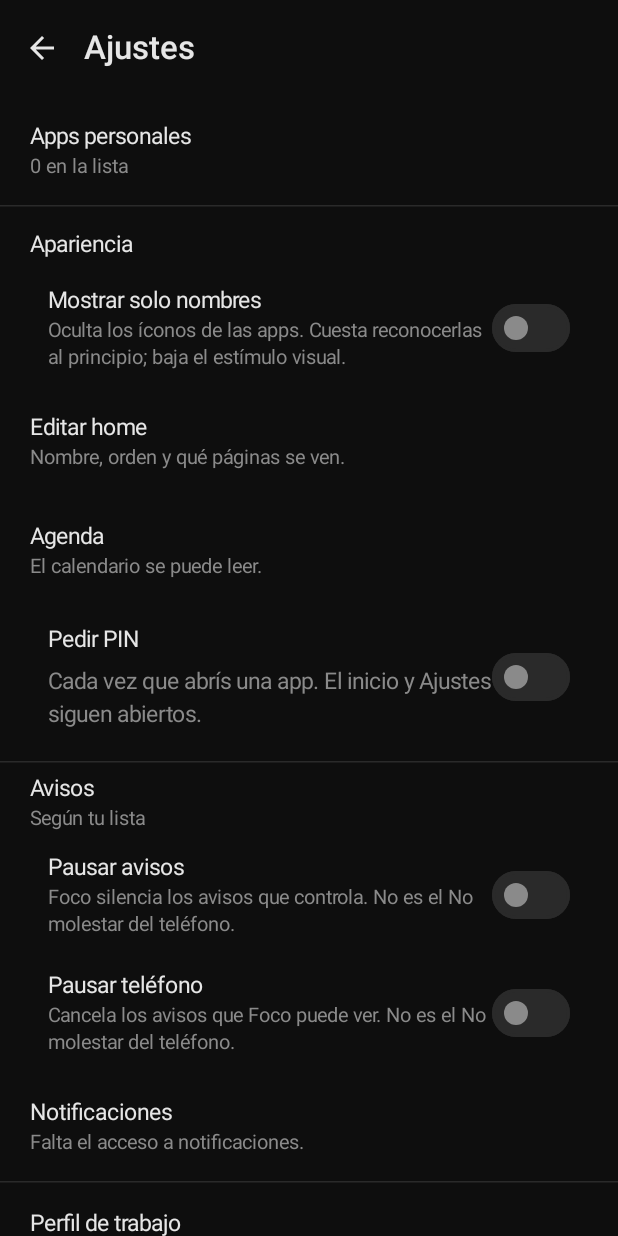
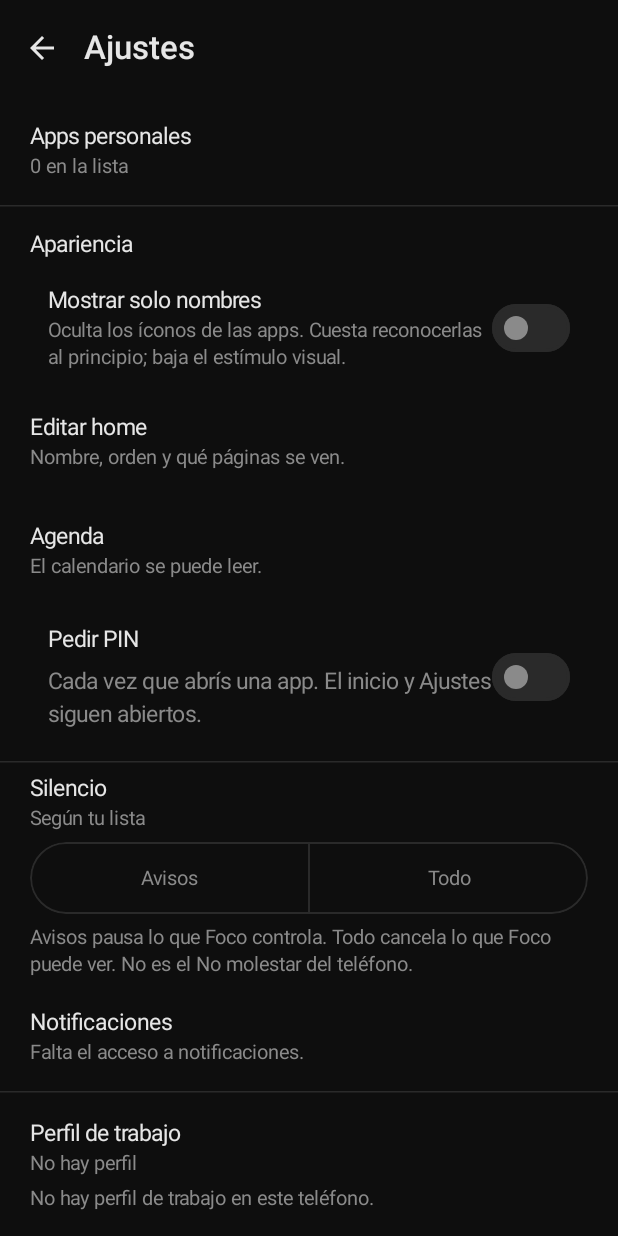
Before and after one commit to aguragazzini/focus, an Android app built with Jetpack Compose: the SettingsActivity screen opened directly, with no data from a screen before it, on a phone screen of 412 x 824 dp. Run offline under Robolectric (Android 15) with nearby library versions, the phone set to English and light mode, and no system bars; pictures from the network do not load.

Commit message:
Replace the two pause pills with one silence control.
Avisos and Todo are levels of the same listener cancel. A phone pause that was already on stays on Todo, and an avisos pause stays on Avisos.

Co-authored-by: aguragazzini <aguragazzini@users.noreply.github.com>

```diff
--- a/app/src/main/java/com/foco/launcher/core/LauncherActivity.kt
+++ b/app/src/main/java/com/foco/launcher/core/LauncherActivity.kt
@@ -156,6 +156,7 @@ class LauncherActivity : ComponentActivity() {
                     onMoveBlock = vm::moveHomeBlock,
                     onUpdateBlock = vm::updateHomeBlock,
                     onPhonePaused = vm::setPhonePaused,
+                    onSilence = vm::setSilence,
                     onPackagePaused = vm::setPackagePaused,
                 )
                     val pendingPin = pinAction
--- /dev/null
+++ b/app/src/main/java/com/foco/launcher/core/SilenceControl.kt
@@ -0,0 +1,131 @@
+package com.foco.launcher.core
+
+import androidx.compose.foundation.background
+import androidx.compose.foundation.border
+import androidx.compose.foundation.clickable
+import androidx.compose.foundation.layout.Box
+import androidx.compose.foundation.layout.Column
+import androidx.compose.foundation.layout.Row
+import androidx.compose.foundation.layout.Spacer
+import androidx.compose.foundation.layout.fillMaxHeight
+import androidx.compose.foundation.layout.fillMaxWidth
+import androidx.compose.foundation.layout.height
+import androidx.compose.foundation.layout.width
+import androidx.compose.foundation.shape.RoundedCornerShape
+import androidx.compose.material3.MaterialTheme
+import androidx.compose.material3.Text
+import androidx.compose.runtime.Composable
+import androidx.compose.ui.Alignment
+import androidx.compose.ui.Modifier
+import androidx.compose.ui.draw.clip
+import androidx.compose.ui.graphics.Color
+import androidx.compose.ui.res.stringResource
+import androidx.compose.ui.semantics.Role
+import androidx.compose.ui.semantics.clearAndSetSemantics
+import androidx.compose.ui.semantics.contentDescription
+import androidx.compose.ui.semantics.role
+import androidx.compose.ui.semantics.selected
+import androidx.compose.ui.text.style.TextAlign
+import androidx.compose.ui.unit.dp
+import com.foco.launcher.R
+import com.foco.launcher.notification.Silence
+import com.foco.launcher.notification.SilenceLevel
+
+/**
+ * One track. Neither half lit is off. Avisos is the in-scope cancel.
+ * Todo is the listener-wide cancel. Tap the lit half to clear.
+ */
+@Composable
+fun SilenceControl(
+    notificationsPaused: Boolean,
+    phonePaused: Boolean,
+    onChange: (SilenceLevel) -> Unit,
+    avisosIdle: String,
+    modifier: Modifier = Modifier,
+    showTitle: Boolean = true,
+) {
+    val level = Silence.level(notificationsPaused, phonePaused)
+    Column(
+        modifier = modifier.fillMaxWidth(),
+        horizontalAlignment = Alignment.CenterHorizontally,
+    ) {
+        if (showTitle) {
+            Text(
+                text = stringResource(R.string.silencio_title),
+                modifier = Modifier.fillMaxWidth(),
+                style = MaterialTheme.typography.bodyMedium,
+                color = MaterialTheme.colorScheme.onSurfaceVariant,
+                textAlign = TextAlign.Center,
+            )
+            Spacer(Modifier.height(FocoSpace.hair))
+        }
+        Row(
+            modifier = Modifier
+                .fillMaxWidth()
+                .height(FocoSpace.touch)
+                .clip(RoundedCornerShape(50))
+                .border(1.dp, FocoLine, RoundedCornerShape(50)),
+            verticalAlignment = Alignment.CenterVertically,
+        ) {
+            SilenceSegment(
+                label = stringResource(R.string.silencio_avisos),
+                selected = level == SilenceLevel.AVISOS,
+                description = if (level == SilenceLevel.AVISOS) {
+                    stringResource(R.string.nls_paused_chip)
+                } else {
+                    avisosIdle
+                },
+                onClick = {
+                    onChange(if (level == SilenceLevel.AVISOS) SilenceLevel.OFF else SilenceLevel.AVISOS)
+                },
+                modifier = Modifier.weight(1f),
+            )
+            Box(
+                Modifier
+                    .width(1.dp)
+                    .fillMaxHeight()
+                    .background(FocoLine),
+            )
+            SilenceSegment(
+                label = stringResource(R.string.silencio_todo),
+                selected = level == SilenceLevel.TODO,
+                description = stringResource(
+                    if (level == SilenceLevel.TODO) R.string.silencio_todo_on else R.string.block_pausar,
+                ),
+                onClick = {
+                    onChange(if (level == SilenceLevel.TODO) SilenceLevel.OFF else SilenceLevel.TODO)
+                },
+                modifier = Modifier.weight(1f),
+            )
+        }
+    }
+}
+
+@Composable
+private fun SilenceSegment(
+    label: String,
+    selected: Boolean,
+    description: String,
+    onClick: () -> Unit,
+    modifier: Modifier = Modifier,
+) {
+    Box(
+        modifier = modifier
+            .fillMaxHeight()
+            .background(if (selected) FocoInkElevated else Color.Transparent)
+            .clickable(onClick = onClick)
+            .clearAndSetSemantics {
+                this.selected = selected
+                role = Role.Button
+                contentDescription = description
+            },
+        contentAlignment = Alignment.Center,
+    ) {
+        Text(
+            text = label,
+            style = MaterialTheme.typography.bodyMedium,
+            color = if (selected) FocoPaper else FocoPaperDim,
+            textAlign = TextAlign.Center,
+        )
+    }
+}
--- /dev/null
+++ b/app/src/main/java/com/foco/launcher/notification/Silence.kt
@@ -0,0 +1,25 @@
+package com.foco.launcher.notification
+
+/**
+ * One silence control over the two listener flags.
+ *
+ * [TODO] is the stronger cancel, so it wins when the phone pause was already on.
+ * Reading a level does not write. The only full unmute is an explicit [OFF].
+ */
+enum class SilenceLevel {
+    OFF,
+    AVISOS,
+    TODO,
+}
+
+object Silence {
+    fun level(notificationsPaused: Boolean, phonePaused: Boolean): SilenceLevel {
+        if (phonePaused) return SilenceLevel.TODO
+        if (notificationsPaused) return SilenceLevel.AVISOS
+        return SilenceLevel.OFF
+    }
+
+    fun notificationsPaused(level: SilenceLevel): Boolean = level != SilenceLevel.OFF
+
+    fun phonePaused(level: SilenceLevel): Boolean = level == SilenceLevel.TODO
+}
--- a/app/src/main/java/com/foco/launcher/settings/SettingsActivity.kt
+++ b/app/src/main/java/com/foco/launcher/settings/SettingsActivity.kt
@@ -76,6 +76,7 @@ class SettingsActivity : ComponentActivity() {
                     onWorkPaused = vm::setWorkSectionPaused,
                     onNotificationsPaused = vm::setNotificationsPaused,
                     onPhonePaused = vm::setPhonePaused,
+                    onSilence = vm::setSilence,
                     onNamesOnly = vm::setNamesOnly,
                     onEditHome = {
                         startActivity(LauncherActivity.editIntent(this))
--- a/app/src/main/java/com/foco/launcher/settings/SettingsScreens.kt
+++ b/app/src/main/java/com/foco/launcher/settings/SettingsScreens.kt
@@ -66,6 +66,9 @@ import com.foco.launcher.core.FocoPrimaryButton
 import com.foco.launcher.core.FocoSpace
 import com.foco.launcher.core.FocoTextButton
 import com.foco.launcher.core.LaunchpadRules
+import com.foco.launcher.core.SilenceControl
+import com.foco.launcher.notification.Silence
+import com.foco.launcher.notification.SilenceLevel
 import com.foco.launcher.registry.LaunchableApp
 import com.foco.launcher.security.PinSettingsRow
 import com.foco.launcher.work.WorkCatalogRules
@@ -99,6 +102,7 @@ fun SettingsHost(
     onWorkPaused: (Boolean) -> Unit,
     onNotificationsPaused: (Boolean) -> Unit,
     onPhonePaused: (Boolean) -> Unit,
+    onSilence: (com.foco.launcher.notification.SilenceLevel) -> Unit,
     onNamesOnly: (Boolean) -> Unit,
     onEditHome: () -> Unit,
     onRequestCalendar: () -> Unit,
@@ -119,6 +123,7 @@ fun SettingsHost(
             onWorkPaused = onWorkPaused,
             onNotificationsPaused = onNotificationsPaused,
             onPhonePaused = onPhonePaused,
+            onSilence = onSilence,
             onNamesOnly = onNamesOnly,
             onEditHome = onEditHome,
             onRequestCalendar = onRequestCalendar,
@@ -182,6 +187,7 @@ private fun SettingsMain(
     onWorkPaused: (Boolean) -> Unit,
     onNotificationsPaused: (Boolean) -> Unit,
     onPhonePaused: (Boolean) -> Unit,
+    onSilence: (com.foco.launcher.notification.SilenceLevel) -> Unit,
     onNamesOnly: (Boolean) -> Unit,
     onEditHome: () -> Unit,
     onRequestCalendar: () -> Unit,
@@ -261,31 +267,44 @@ private fun SettingsMain(
                 }
                 HorizontalDivider()
                 Column(modifier = Modifier.padding(top = 8.dp)) {
+                    val silence = Silence.level(state.notificationsPaused, state.phonePaused)
                     Text(
-                        text = stringResource(R.string.settings_avisos_block),
+                        text = stringResource(R.string.silencio_title),
                         style = MaterialTheme.typography.bodyLarge,
                         color = MaterialTheme.colorScheme.onBackground,
                         modifier = Modifier.padding(horizontal = 20.dp),
                     )
                     Text(
                         text = stringResource(
-                            if (state.notificationsPaused) R.string.nls_pause_status else R.string.nls_list_status,
+                            when (silence) {
+                                SilenceLevel.TODO -> R.string.silencio_todo_on
+                                SilenceLevel.AVISOS -> R.string.nls_paused_chip
+                                SilenceLevel.OFF -> R.string.nls_list_status
+                            },
                         ),
                         style = MaterialTheme.typography.bodyMedium,
                         color = FocoPaperDim,
                         modifier = Modifier.padding(horizontal = 20.dp, vertical = 4.dp),
                     )
-                    SettingsSwitchRow(
-                        title = stringResource(R.string.nls_pause),
-                        subtitle = stringResource(R.string.nls_pause_sub),
-                        checked = state.notificationsPaused,
-                        onCheckedChange = onNotificationsPaused,
+                    SilenceControl(
+                        notificationsPaused = state.notificationsPaused,
+                        phonePaused = state.phonePaused,
+                        onChange = onSilence,
+                        avisosIdle = stringResource(R.string.nls_pause),
+                        showTitle = false,
+                        modifier = Modifier.padding(horizontal = 20.dp, vertical = 4.dp),
                     )
-                    SettingsSwitchRow(
-                        title = stringResource(R.string.phone_pause),
-                        subtitle = stringResource(R.string.phone_pause_sub),
-                        checked = state.phonePaused,
-                        onCheckedChange = onPhonePaused,
+                    Text(
+                        text = stringResource(
+                            when (silence) {
+                                SilenceLevel.TODO -> R.string.phone_pause_sub
+                                SilenceLevel.AVISOS -> R.string.nls_pause_sub
+                                SilenceLevel.OFF -> R.string.silencio_sub
+                            },
+                        ),
+                        style = MaterialTheme.typography.bodyMedium,
+                        color = FocoPaperDim,
+                        modifier = Modifier.padding(horizontal = 20.dp, vertical = 4.dp),
                     )
                 }
                 SettingsRow(
--- a/app/src/main/res/values/strings.xml
+++ b/app/src/main/res/values/strings.xml
@@ -105,7 +105,12 @@
     <string name="settings_version">Versión</string>
     <string name="settings_about_body">Foco puede ocultar Trabajo y silenciar avisos. No cambia el perfil del sistema.</string>
     <string name="settings_about_calendar">El reloj muestra el Vetus y el Novus.</string>
-    <string name="settings_pause_note">Pausar Trabajo no es la pausa del perfil de trabajo de Android. Pausar avisos y Pausar teléfono no son el No molestar del teléfono.</string>
+    <string name="settings_pause_note">Pausar Trabajo oculta las apps de Trabajo. No es la pausa del perfil de trabajo de Android. Silencio no es el No molestar del teléfono.</string>
+    <string name="silencio_title">Silencio</string>
+    <string name="silencio_avisos">Avisos</string>
+    <string name="silencio_todo">Todo</string>
+    <string name="silencio_todo_on">Todo · En pausa</string>
+    <string name="silencio_sub">Avisos pausa lo que Foco controla. Todo cancela lo que Foco puede ver. No es el No molestar del teléfono.</string>
     <string name="phone_pause">Pausar teléfono</string>
     <string name="phone_resume">Reanudar teléfono</string>
     <string name="phone_pause_sub">Cancela los avisos que Foco puede ver. No es el No molestar del teléfono.</string>
```
Also changed, not shown: app/src/main/java/com/foco/launcher/core/HomeScreen.kt (+48 -24 lines), app/src/main/java/com/foco/launcher/core/HomeViewModel.kt (+9 -0 lines), app/src/main/java/com/foco/launcher/core/PageBlocksUi.kt (+15 -11 lines), app/src/main/java/com/foco/launcher/registry/PrefsStore.kt (+9 -0 lines), app/src/main/java/com/foco/launcher/settings/SettingsViewModel.kt (+9 -0 lines), 3 other files.
